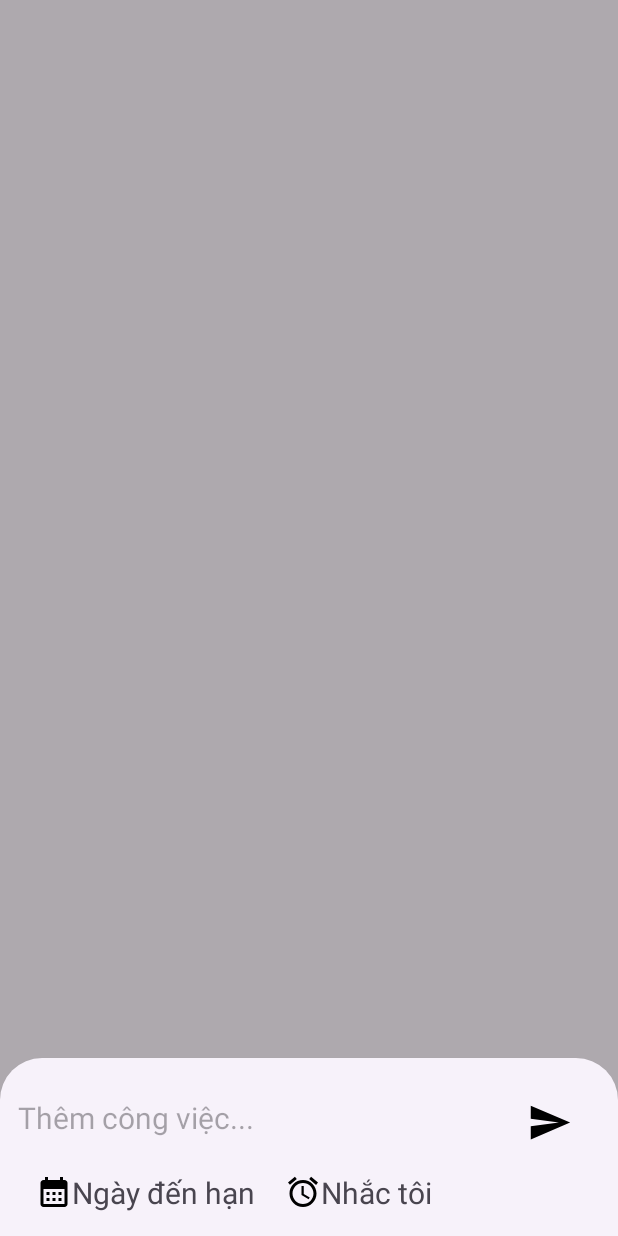
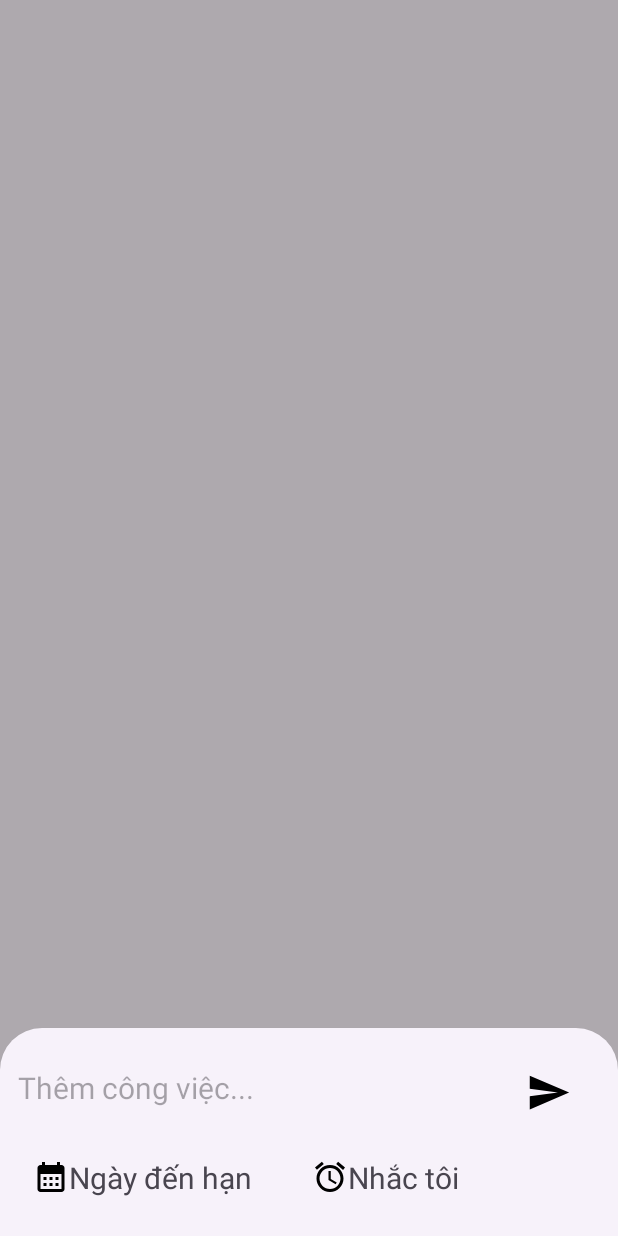
Before and after one commit to Khang-To/task-manager-app, an Android app: the fragment ThemTacVuActivity shown on its own in the app's theme, on a phone screen of 412 x 824 dp. Run offline under Robolectric (Android 15) with nearby library versions, the phone set to English and light mode, and no system bars.

Commit message:
them giao dien tac vu va load

```diff
--- a/app/src/main/java/com/example/taskmanagerapp/ActivityManHinhLoad.java
+++ b/app/src/main/java/com/example/taskmanagerapp/ManHinhLoadActivity.java
@@ -10,7 +10,7 @@ import androidx.core.graphics.Insets;
 import androidx.core.view.ViewCompat;
 import androidx.core.view.WindowInsetsCompat;
 
-public class ActivityManHinhLoad extends AppCompatActivity {
+public class ManHinhLoadActivity extends AppCompatActivity {
 
     @Override
     protected void onCreate(Bundle savedInstanceState) {
@@ -24,7 +24,7 @@ public class ActivityManHinhLoad extends AppCompatActivity {
         });
         Handler handler = new Handler();
         handler.postDelayed(() -> {
-            startActivity(new Intent(ActivityManHinhLoad.this, MainActivity.class));
+            startActivity(new Intent(ManHinhLoadActivity.this, MainActivity.class));
             finish();
         },3000);
     }
--- a/app/src/main/java/com/example/taskmanagerapp/ActivityTacVu.java
+++ b/app/src/main/java/com/example/taskmanagerapp/TacVuActivity.java
@@ -15,7 +15,7 @@ import androidx.recyclerview.widget.RecyclerView;
 
 import com.google.android.material.floatingactionbutton.FloatingActionButton;
 
-public class ActivityTacVu extends AppCompatActivity {
+public class TacVuActivity extends AppCompatActivity {
     private RecyclerView recyclerView;
     private FloatingActionButton btnThemTacVu;
     private ImageButton btnTroVe;
@@ -33,20 +33,20 @@ public class ActivityTacVu extends AppCompatActivity {
         recyclerView = findViewById(R.id.recyclerView);
         btnThemTacVu = findViewById(R.id.btnThemTacVu);
         btnTroVe = findViewById(R.id.btnTroVe);
-        recyclerView.setLayoutManager(new LinearLayoutManager(ActivityTacVu.this));
+        recyclerView.setLayoutManager(new LinearLayoutManager(TacVuActivity.this));
         recyclerView.setHasFixedSize(true);
 
         btnThemTacVu.setOnClickListener(new View.OnClickListener() {
             @Override
             public void onClick(View v) {
-                ActivityThemTacVu.newInstance().show(getSupportFragmentManager(), ActivityThemTacVu.TAG);
+                ThemTacVuActivity.newInstance().show(getSupportFragmentManager(), ThemTacVuActivity.TAG);
             }
         });
 
         btnTroVe.setOnClickListener(new View.OnClickListener() {
             @Override
             public void onClick(View v) {
-                Intent intent = new Intent(ActivityTacVu.this, MainActivity.class);
+                Intent intent = new Intent(TacVuActivity.this, MainActivity.class);
                 startActivity(intent);
             }
         });
--- a/app/src/main/java/com/example/taskmanagerapp/ActivityThemTacVu.java
+++ b/app/src/main/java/com/example/taskmanagerapp/ThemTacVuActivity.java
@@ -17,12 +17,12 @@ import com.google.android.material.bottomsheet.BottomSheetDialogFragment;
 
 import java.util.Calendar;
 
-public class ActivityThemTacVu extends BottomSheetDialogFragment {
+public class ThemTacVuActivity extends BottomSheetDialogFragment {
 
     public static final String TAG = "ThemTacVu";
-    public static ActivityThemTacVu newInstance()
+    public static ThemTacVuActivity newInstance()
     {
-        return new ActivityThemTacVu();
+        return new ThemTacVuActivity();
     }
 
     @Override
@@ -96,7 +96,7 @@ public class ActivityThemTacVu extends BottomSheetDialogFragment {
     @Nullable
     @Override
     public View onCreateView(@NonNull LayoutInflater inflater, @Nullable ViewGroup container, @Nullable Bundle savedInstanceState) {
-        return inflater.inflate(R.layout.them_tac_vu,container,false);
+        return inflater.inflate(R.layout.dialog_them_tac_vu,container,false);
     }
 
 
--- a/app/src/main/res/layout/activity_man_hinh_load.xml
+++ b/app/src/main/res/layout/activity_man_hinh_load.xml
@@ -5,7 +5,7 @@
     android:id="@+id/main"
     android:layout_width="match_parent"
     android:layout_height="match_parent"
-    tools:context=".ActivityManHinhLoad">
+    tools:context=".ManHinhLoadActivity">
 
     <ImageView
         android:id="@+id/imageView"
--- a/app/src/main/res/layout/activity_tac_vu.xml
+++ b/app/src/main/res/layout/activity_tac_vu.xml
@@ -5,7 +5,7 @@
     android:id="@+id/main"
     android:layout_width="match_parent"
     android:layout_height="match_parent"
-    tools:context=".ActivityTacVu">
+    tools:context=".TacVuActivity">
 
 
     <TextView
--- a/app/src/main/res/layout/them_tac_vu.xml
+++ b/app/src/main/res/layout/dialog_them_tac_vu.xml
@@ -4,7 +4,7 @@
     android:layout_width="match_parent"
     android:layout_height="match_parent"
     xmlns:tools="http://schemas.android.com/tools"
-    tools:context=".ActivityThemTacVu">
+    tools:context=".ThemTacVuActivity">
 
     <EditText
         android:id="@+id/editText"
@@ -25,9 +25,13 @@
         android:id="@+id/datNgayHan"
         android:layout_width="wrap_content"
         android:layout_height="wrap_content"
-        android:layout_marginStart="24dp"
+        android:layout_marginStart="12dp"
         android:layout_marginTop="12dp"
         android:layout_marginBottom="15dp"
+        android:paddingStart="10dp"
+        android:paddingTop="10dp"
+        android:paddingEnd="10dp"
+        android:paddingBottom="10dp"
         android:text="Ngày đến hạn"
         android:textSize="20sp"
         app:drawableStartCompat="@drawable/baseline_calendar_month_24"
@@ -44,6 +48,10 @@
         android:layout_marginTop="12dp"
         android:layout_marginBottom="15dp"
         android:text="Nhắc tôi"
+        android:paddingStart="10dp"
+        android:paddingEnd="10dp"
+        android:paddingTop="10dp"
+        android:paddingBottom="10dp"
         android:textSize="20sp"
         app:drawableStartCompat="@drawable/baseline_alarm_24"
         app:layout_constraintBottom_toBottomOf="parent"
@@ -53,9 +61,9 @@
 
     <ImageButton
         android:id="@+id/btnLuu"
-        android:layout_width="65dp"
-        android:layout_height="62dp"
-        android:layout_marginTop="12dp"
+        android:layout_width="64dp"
+        android:layout_height="54dp"
+        android:layout_marginTop="16dp"
         android:background="@android:color/transparent"
         android:contentDescription="Nút lưu"
         android:src="@drawable/baseline_save"
```
Also changed, not shown: app/src/main/AndroidManifest.xml (+4 -6 lines).
